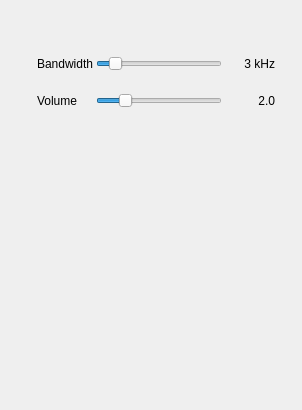
Before: the Qt Designer form plugins/channel/ssb/ssbdemodgui.ui in f4exb/sdrangel, drawn with Qt 5.
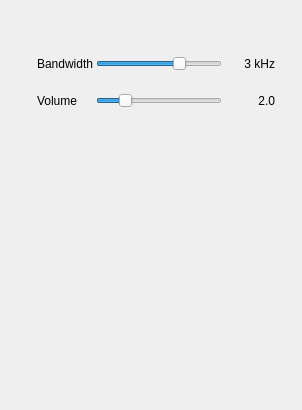
After: the same form once the commit is applied. Custom widgets are drawn as their Qt base class.

```diff
--- a/plugins/channel/ssb/ssbdemodgui.ui
+++ b/plugins/channel/ssb/ssbdemodgui.ui
@@ -42,10 +42,10 @@
     <item row="0" column="1">
      <widget class="QSlider" name="BW">
       <property name="minimum">
-       <number>1</number>
+       <number>-8</number>
       </property>
       <property name="maximum">
-       <number>20</number>
+       <number>8</number>
       </property>
       <property name="pageStep">
        <number>1</number>
```
